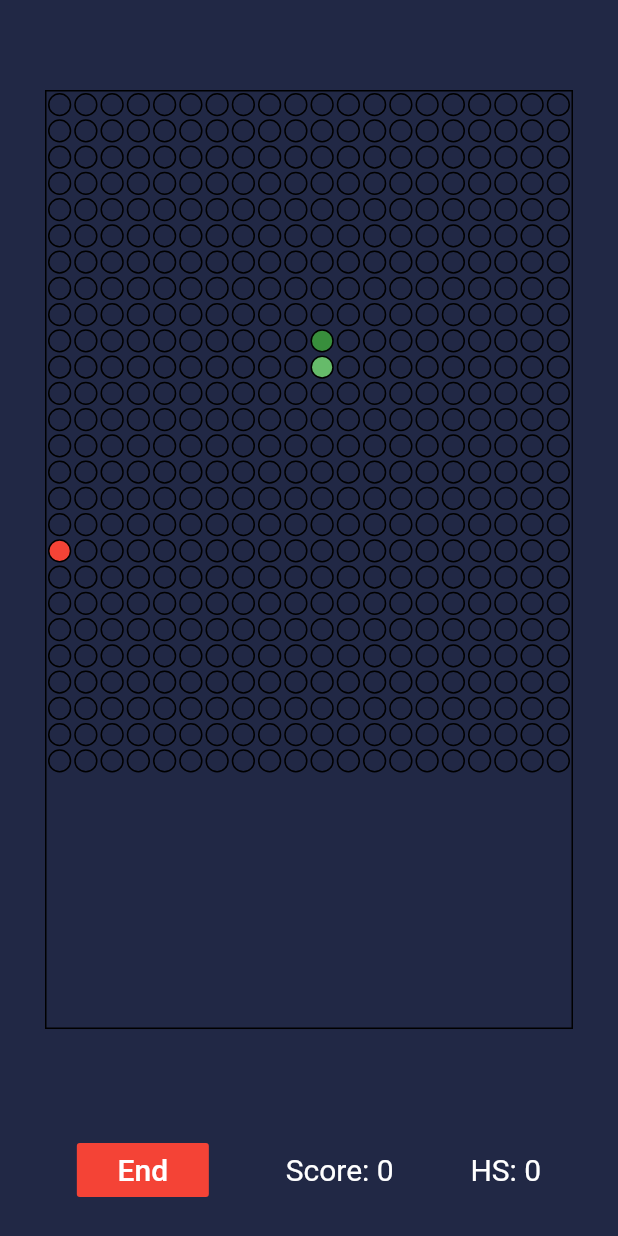
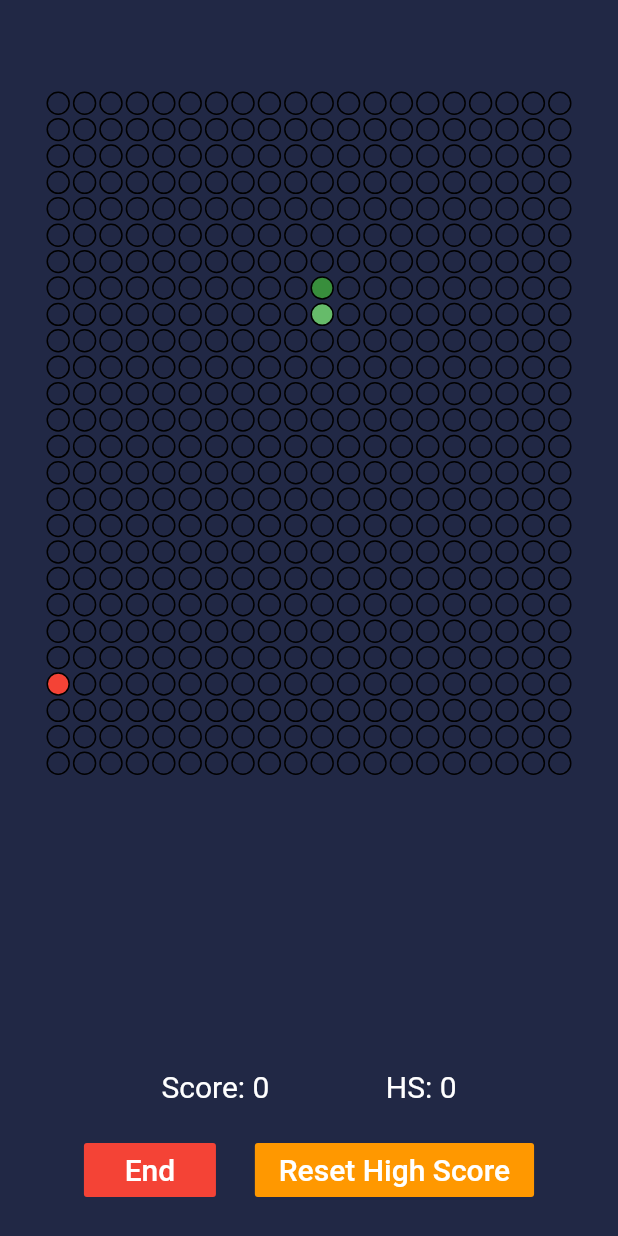
Before and after one commit to Aaron0608/flutter_mini_games, a Flutter app: the SnakeGame screen opened directly, after a tap on "Start", on a phone screen of 412 x 824 dp. Run offline on Flutter 3.47's test engine with Material 2 defaults, Android fonts, the phone set to English and light mode, and no system bars; our stand-ins replace shared_preferences; accounts and stored records are empty.

Commit message:
Snake Game is working with high score and alright looking grid.

```diff
--- /dev/null
+++ b/lib/snake/highScore.dart
@@ -0,0 +1,29 @@
+import 'package:shared_preferences/shared_preferences.dart';
+
+const HIGH_SCORE = 'highScore';
+
+/// Retrieves the saved High Score for Snake game.
+///
+/// Returns 'Future' because this function is asynchronous. This means
+/// the calling function must also be asynchronous so it can await for the
+/// result. Look for where this function is called to understand.
+Future<int> getHighScore() async {
+  SharedPreferences prefs = await SharedPreferences.getInstance();
+
+  // '??' is Dart's null aware operator. The expression on the left is
+  // returned unless it results to null. In that case, right side '0' is
+  // returned.
+  return prefs.getInt(HIGH_SCORE) ?? 0;
+}
+
+/// Updates the High Score saved for Snake game with the new [newHighScore].
+Future<void> updateHighScore(int newHighScore) async {
+  SharedPreferences prefs = await SharedPreferences.getInstance();
+  prefs.setInt(HIGH_SCORE, newHighScore);
+}
+
+/// Resets the High Score of Snake game back to 0.
+Future<void> resetHighScore() async {
+  SharedPreferences prefs = await SharedPreferences.getInstance();
+  prefs.setInt(HIGH_SCORE, 0);
+}
--- a/lib/snake/snake.dart
+++ b/lib/snake/snake.dart
@@ -3,57 +3,70 @@ import 'package:flutter/material.dart';
 import 'dart:math';
 import 'dart:async';
 
-import 'package:shared_preferences/shared_preferences.dart';
+import 'package:tic_tac_toe/snake/highScore.dart';
 
 class SnakeGame extends StatefulWidget {
   @override
   _SnakeGameState createState() => _SnakeGameState();
 }
 
+/// WARNING: The grid does not size to the squaresPerRow and squaresPerCol
+/// values specified at the beginning of this class. Instead the grid is hardcoded
+/// to look somewhat alright and then the number of columns was adjusted to match.
+///  So don't go messing with these values until the grid issue is fixed.
 class _SnakeGameState extends State<SnakeGame> {
-  final int squaresPerRow = 20;
-  final int squaresPerCol = 30;
-  final fontStyle = TextStyle(color: Colors.white, fontSize: 20);
-  final randomGen = Random();
+  static final int squaresPerRow = 20;
+  static final int squaresPerCol = 26;
+  static final fontStyle = TextStyle(color: Colors.white, fontSize: 20);
 
+  static final initialDirection = 'up';
+  static final List initialSnakePosition = [
+    [(squaresPerRow / 2).floor(), (squaresPerCol / 2).floor()],
+    //head
+    [(squaresPerRow / 2).floor(), (squaresPerCol / 2).floor() + 1],
+    //body - (first cell of body)
+  ];
+
+  int currentScore = 0;
   int highScore = 0;
+  String direction = initialDirection;
+  bool isPlaying = false;
+
+  var snake = initialSnakePosition;
+  var food = [0, 2];
 
   @override
   void initState() {
     super.initState();
-    _loadHighScore();
+    // When we first open Snake, we should load the high score.
+    _getHighScore();
   }
 
-  _loadHighScore() async {
-    SharedPreferences prefs = await SharedPreferences.getInstance();
+  /// Retrieves the high score saved locally, and updates the 'highScore'
+  /// state variable.
+  _getHighScore() async {
+    int newHighScore = await getHighScore();
     setState(() {
-      // when snake starts, try to read highscore from storage. if nothing stored set high-score to 0.
-      highScore = (prefs.getInt('highScore') ?? 0);
+      highScore = newHighScore;
     });
   }
 
-  _updateHighScore(newHighScore) async {
-    SharedPreferences prefs = await SharedPreferences.getInstance();
-    prefs.setInt('highScore', newHighScore);
+  _updateHighScore(int newHighScore) async {
+    await updateHighScore(newHighScore);
+    _getHighScore();
   }
 
-  var snake = [
-    [0, 1], //head
-    [0, 0] //body - (first cell of body)
-  ];
-  var food = [0, 2];
-  var direction = 'up';
-  var isPlaying = false;
+  _resetHighScore() async {
+    await resetHighScore();
+    _getHighScore();
+  }
 
   void startGame() {
     const duration = Duration(milliseconds: 200);
 
-    snake = [
-      // Snake head
-      [(squaresPerRow / 2).floor(), (squaresPerCol / 2).floor()]
-    ];
-
-    snake.add([snake.first[0], snake.first[1] + 1]); // Snake body
+    currentScore = 0;
+    direction = initialDirection;
+    snake = new List.from(initialSnakePosition);
 
     createFood();
 
@@ -93,15 +106,17 @@ class _SnakeGameState extends State<SnakeGame> {
         case 'left':
           if (snake.first[0] <= 0) {
             snake.insert(0, [squaresPerRow - 1, snake.first[1]]);
+          } else {
+            snake.insert(0, [snake.first[0] - 1, snake.first[1]]);
           }
-          snake.insert(0, [snake.first[0] - 1, snake.first[1]]);
           break;
 
         case 'right':
           if (snake.first[0] >= squaresPerRow - 1) {
             snake.insert(0, [0, snake.first[1]]);
+          } else {
+            snake.insert(0, [snake.first[0] + 1, snake.first[1]]);
           }
-          snake.insert(0, [snake.first[0] + 1, snake.first[1]]);
           break;
       }
 
@@ -109,12 +124,13 @@ class _SnakeGameState extends State<SnakeGame> {
         snake.removeLast();
       } else {
         createFood();
+        currentScore = snake.length - 2;
       }
     });
   }
 
   void createFood() {
-    food = [randomGen.nextInt(squaresPerRow), randomGen.nextInt(squaresPerCol)];
+    food = [Random().nextInt(squaresPerRow), Random().nextInt(squaresPerCol)];
   }
 
   bool checkGameOver() {
@@ -141,7 +157,7 @@ class _SnakeGameState extends State<SnakeGame> {
           return AlertDialog(
             title: Text('Game Over'),
             content: Text(
-              'Score: ${snake.length - 2}',
+              'Score: $currentScore',
               style: TextStyle(fontSize: 20),
             ),
             actions: <Widget>[
@@ -154,12 +170,14 @@ class _SnakeGameState extends State<SnakeGame> {
             ],
           );
         });
+    if (currentScore > highScore) {
+      _updateHighScore(currentScore);
+    }
   }
 
   Widget build(BuildContext context) {
-    if (snake.length - 2 > highScore) {
-      _updateHighScore(snake.length - 2);
-    }
+    // _getHighScore();
+
     return Scaffold(
       backgroundColor: Color.fromRGBO(33, 40, 69, 1),
       //backgroundColor: Colors.black,
@@ -182,12 +200,9 @@ class _SnakeGameState extends State<SnakeGame> {
                   }
                 },
                 child: Container(
-                  padding: EdgeInsets.fromLTRB(30, 60, 30, 70),
+                  padding: EdgeInsets.fromLTRB(30, 60, 30, 0),
                   child: SizedBox.expand(
-                      // aspectRatio: squaresPerRow / (squaresPerCol + 5),
-                      // aspectRatio:0.2,
                       child: Container(
-                    decoration: BoxDecoration(border: Border.all()),
                     child: GridView.builder(
                         physics: NeverScrollableScrollPhysics(),
                         gridDelegate: SliverGridDelegateWithFixedCrossAxisCount(
@@ -231,7 +246,22 @@ class _SnakeGameState extends State<SnakeGame> {
                 )),
           ),
           Padding(
-              padding: EdgeInsets.only(bottom: 20),
+              padding: EdgeInsets.fromLTRB(30, 0, 30, 20),
+              child: Row(
+                mainAxisAlignment: MainAxisAlignment.spaceEvenly,
+                children: <Widget>[
+                  Text(
+                    'Score: $currentScore',
+                    style: fontStyle,
+                  ),
+                  Text(
+                    'HS: $highScore',
+                    style: fontStyle,
+                  ),
+                ],
+              )),
+          Padding(
+              padding: EdgeInsets.fromLTRB(30, 0, 30, 20),
               child: Row(
                 mainAxisAlignment: MainAxisAlignment.spaceEvenly,
                 children: <Widget>[
@@ -248,14 +278,15 @@ class _SnakeGameState extends State<SnakeGame> {
                           startGame();
                         }
                       }),
-                  Text(
-                    'Score: ${snake.length - 2}',
-                    style: fontStyle,
-                  ),
-                  Text(
-                    'HS: $highScore',
-                    style: fontStyle,
-                  ),
+                  FlatButton(
+                      color: Colors.orange,
+                      child: Text(
+                        "Reset High Score",
+                        style: fontStyle,
+                      ),
+                      onPressed: () {
+                        _resetHighScore();
+                      }),
                 ],
               )),
         ],
```
